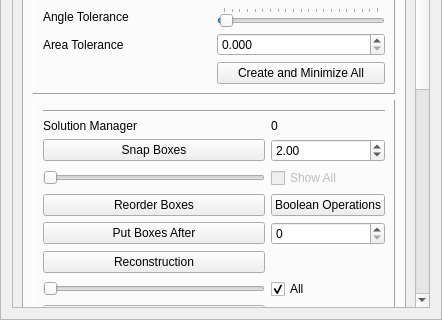
Qt form GUI/managers/enginemanager.ui (alemuntoni/HeightFieldDecomposition) before a commit; both pictures show x 0 to 442 and y 501 to 821 of the 442 by 821 pixel window.
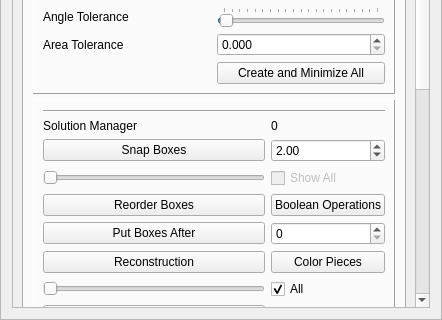
The same form after that commit.

Patch:
```diff
--- a/GUI/managers/enginemanager.ui
+++ b/GUI/managers/enginemanager.ui
@@ -62,7 +62,7 @@
       <property name="geometry">
        <rect>
         <x>0</x>
-        <y>-9</y>
+        <y>-265</y>
         <width>406</width>
         <height>1100</height>
        </rect>
@@ -239,6 +239,13 @@
                 </property>
                </widget>
               </item>
+              <item row="7" column="1">
+               <widget class="QPushButton" name="colorPiecesPushButton">
+                <property name="text">
+                 <string>Color Pieces</string>
+                </property>
+               </widget>
+              </item>
              </layout>
             </widget>
            </item>
```
